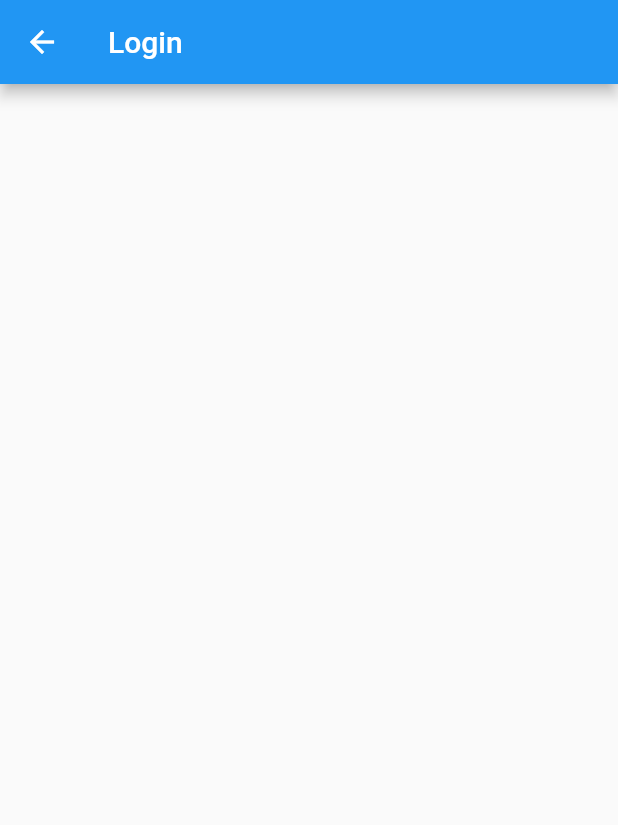
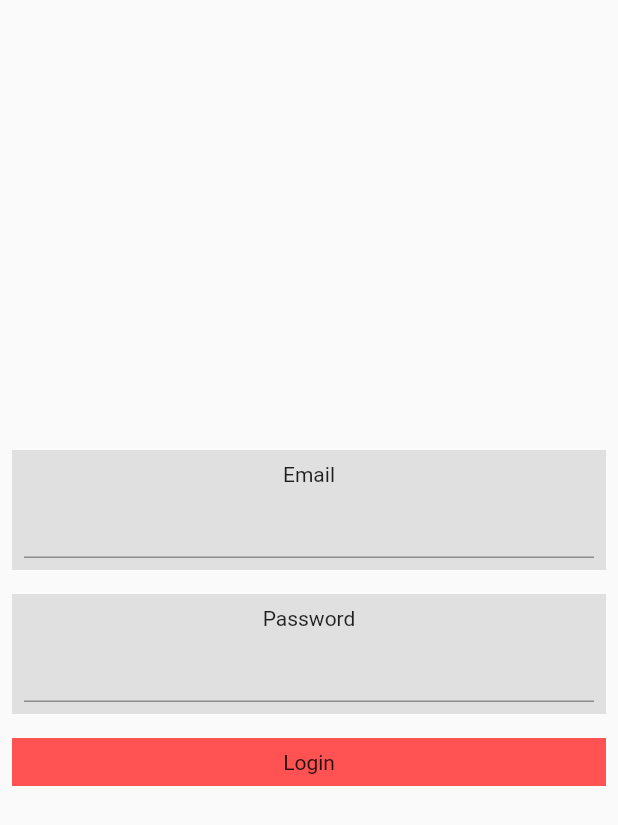
Before and after one commit to Sincrono-Consulenza/imperya_2_0, a Flutter app: the screen it shows after launch, after a tap on "Login", on a phone screen of 412 x 824 dp. Shown: the top 825 px of the screen. Run offline on Flutter 3.47's test engine with Material 2 defaults, Android fonts, the phone set to English and light mode, and no system bars.

Commit message:
user data and json file insert in project

```diff
--- /dev/null
+++ b/imperya_test/assets/data/users.json
@@ -0,0 +1,17 @@
+{
+    "users" :
+    [
+        {
+          "user" : "web@iperya.com",
+          "psw": "imperyatest"
+
+        },
+        {
+            "user" : "v.bruno@sincrono.it",
+            "psw": "brubbo22"
+
+        }
+
+    ]
+
+}
--- /dev/null
+++ b/imperya_test/lib/models/users.dart
@@ -0,0 +1,46 @@
+// To parse this JSON data, do
+//
+//     final user = userFromJson(jsonString);
+
+import 'dart:convert';
+
+User userFromJson(String str) => User.fromJson(json.decode(str));
+
+String userToJson(User data) => json.encode(data.toJson());
+
+class User {
+  User({
+    required this.users,
+  });
+
+  List<UserElement> users;
+
+  factory User.fromJson(Map<String, dynamic> json) => User(
+        users: List<UserElement>.from(
+            json["users"].map((x) => UserElement.fromJson(x))),
+      );
+
+  Map<String, dynamic> toJson() => {
+        "users": List<dynamic>.from(users.map((x) => x.toJson())),
+      };
+}
+
+class UserElement {
+  UserElement({
+    required this.user,
+    required this.psw,
+  });
+
+  String user;
+  String psw;
+
+  factory UserElement.fromJson(Map<String, dynamic> json) => UserElement(
+        user: json["user"],
+        psw: json["psw"],
+      );
+
+  Map<String, dynamic> toJson() => {
+        "user": user,
+        "psw": psw,
+      };
+}
--- a/imperya_test/lib/pages/login_page.dart
+++ b/imperya_test/lib/pages/login_page.dart
@@ -1,19 +1,114 @@
+// ignore_for_file: prefer_const_constructors, prefer_const_literals_to_create_immutables, sized_box_for_whitespace, curly_braces_in_flow_control_structures, unnecessary_new, non_constant_identifier_names, prefer_final_fields
+
+import 'dart:convert';
+
 import 'package:flutter/material.dart';
+import 'package:flutter/services.dart';
+import 'package:imperya_test/models/users.dart';
 
 class LoginPage extends StatefulWidget {
-  LoginPage({Key? key}) : super(key: key);
+  const LoginPage({Key? key}) : super(key: key);
 
   @override
   State<LoginPage> createState() => _LoginPageState();
 }
 
 class _LoginPageState extends State<LoginPage> {
+  TextEditingController _email = new TextEditingController();
+  TextEditingController _password = new TextEditingController();
+
+  Future<void> Login(String email, String passwrod) async {
+    UserElement currentUser = new UserElement(user: email, psw: passwrod);
+    final String response =
+        await rootBundle.loadString('assets/data/users.json');
+
+    final User data = User.fromJson(jsonDecode(response));
+
+    if (data.users.contains(currentUser)) print("Login avvenuto con successo");
+  }
+
+//widget
+  Widget LoginButton() {
+    return Padding(
+      padding: const EdgeInsets.all(8.0),
+      child: GestureDetector(
+        onTap: () {
+          Login(_email.text, _password.text);
+        },
+        child: Container(
+          color: Colors.redAccent,
+          child: Padding(
+            padding: const EdgeInsets.all(8.0),
+            child: Center(
+              child: Text("Login"),
+            ),
+          ),
+        ),
+      ),
+    );
+  }
+
   @override
   Widget build(BuildContext context) {
     return Scaffold(
-      appBar: AppBar(
-        title: Text("Login"),
-      ),
-    );
+        // appBar: AppBar(
+        //   title: Text("Login"),
+        // ),
+        body: Column(
+      mainAxisAlignment: MainAxisAlignment.center,
+      crossAxisAlignment: CrossAxisAlignment.center,
+      children: [
+        Padding(
+          padding: const EdgeInsets.all(8.0),
+          child: Container(
+              color: Colors.grey[300],
+              child: Padding(
+                padding: const EdgeInsets.all(8.0),
+                child: Column(
+                  children: [
+                    Text("Email"),
+                    TextField(
+                      controller: _email,
+                      onChanged: (value) => print(value),
+                    ),
+                  ],
+                ),
+              )),
+        ),
+        Padding(
+          padding: const EdgeInsets.all(8.0),
+          child: Container(
+              color: Colors.grey[300],
+              child: Padding(
+                padding: const EdgeInsets.all(8.0),
+                child: Column(
+                  children: [
+                    Text("Password"),
+                    TextField(
+                      controller: _password,
+                    ),
+                  ],
+                ),
+              )),
+        ),
+        Padding(
+          padding: const EdgeInsets.all(8.0),
+          child: InkWell(
+            onTap: () {
+              Login(_email.text, _password.text);
+            },
+            child: Container(
+              color: Colors.redAccent,
+              child: Padding(
+                padding: const EdgeInsets.all(8.0),
+                child: Center(
+                  child: Text("Login"),
+                ),
+              ),
+            ),
+          ),
+        ),
+      ],
+    ));
   }
 }
--- a/imperya_test/pubspec.yaml
+++ b/imperya_test/pubspec.yaml
@@ -58,8 +58,10 @@ flutter:
   uses-material-design: true
 
   # To add assets to your application, add an assets section, like this:
-  # assets:
-  #   - images/a_dot_burr.jpeg
+  assets:
+    - assets/
+    - assets/images/
+    - assets/data/
   #   - images/a_dot_ham.jpeg
 
   # An image asset can refer to one or more resolution-specific "variants", see
```
